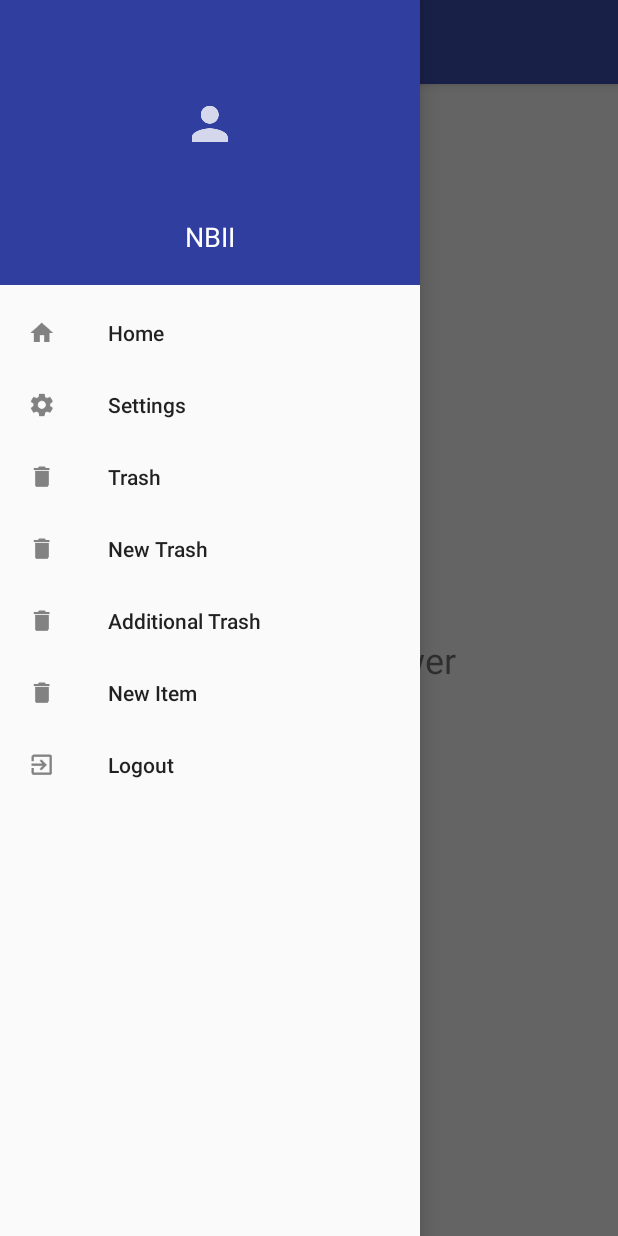
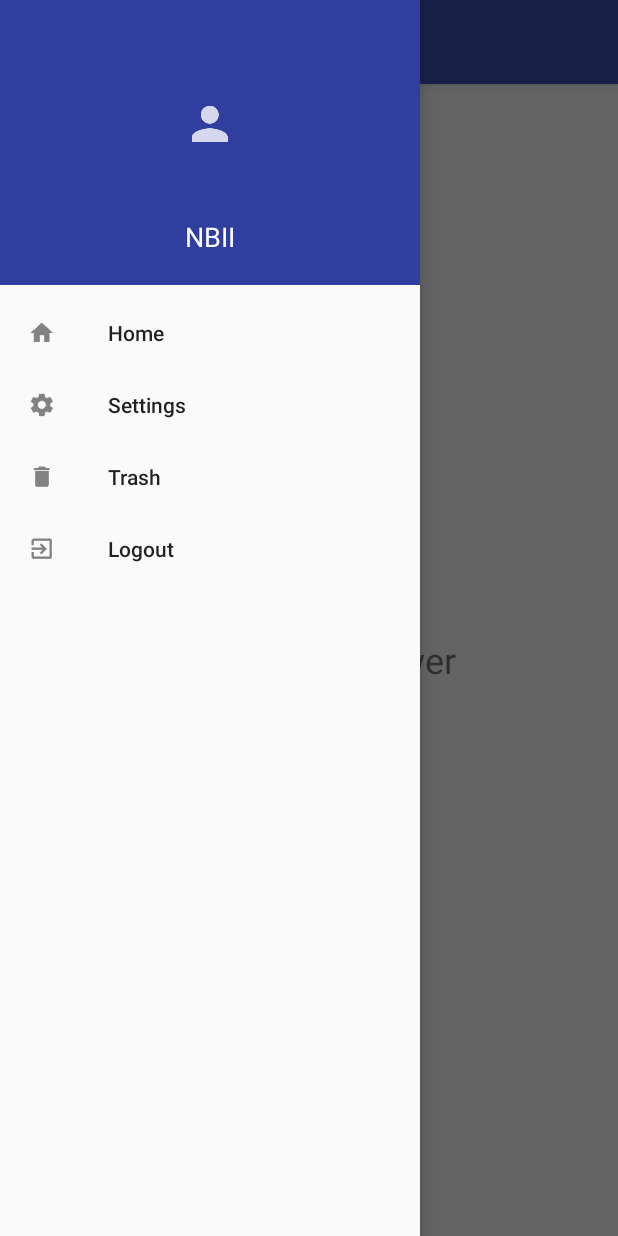
Before and after one commit to lmavonyani/NBII-App, an Android app: the screen it shows after launch (MainActivity), with the side drawer open, on a phone screen of 412 x 824 dp. Run offline under Robolectric (Android 15) with nearby library versions, the phone set to English and light mode, and no system bars.

Commit message:
Removed all new menu items

```diff
--- a/app/src/main/res/menu/menu_navigation.xml
+++ b/app/src/main/res/menu/menu_navigation.xml
@@ -14,19 +14,6 @@
             android:title="Trash"
             android:icon="@drawable/ic_trash"/>
         <item
-            android:id="@+id/trash2"
-            android:title="New Trash"
-            android:icon="@drawable/ic_trash"/>
-        <item
-            android:id="@+id/trash3"
-            android:title="Additional Trash"
-            android:icon="@drawable/ic_trash"/>
-        <item
-            android:id="@+id/item"
-            android:title="New Item"
-            android:icon="@drawable/ic_trash"/>
-
-        <item
             android:id="@+id/logout"
             android:title="Logout"
             android:icon="@drawable/ic_exit"/>
```
